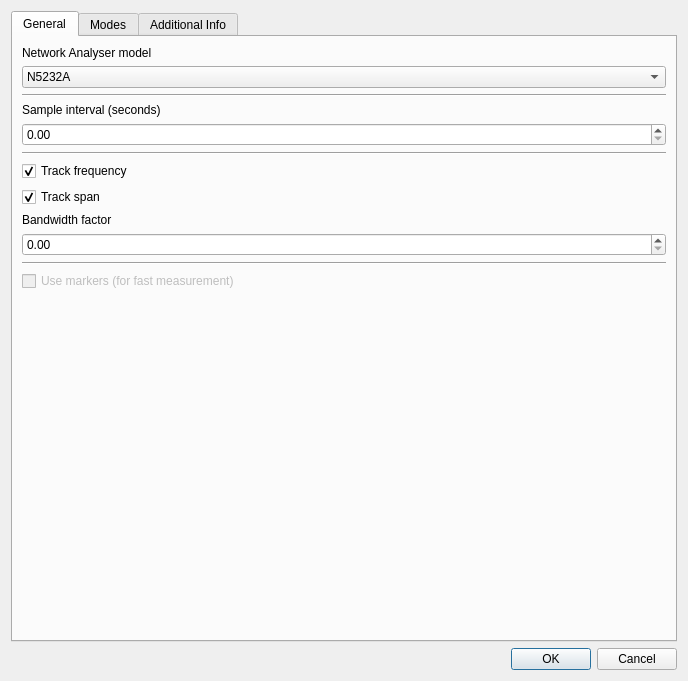
Cardiff-CHFE/InstrumentControl, file res/ui/vnaConfigWindow.ui: the form before one commit.
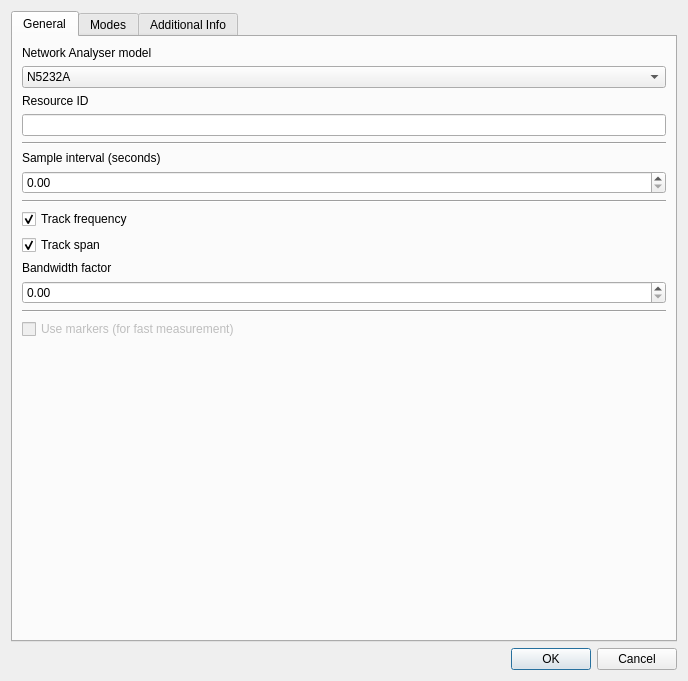
The form after the commit. Custom widgets are drawn as their Qt base class.

Commit message: Add missing resource ID text input

What changed in the file:
```diff
--- a/res/ui/vnaConfigWindow.ui
+++ b/res/ui/vnaConfigWindow.ui
@@ -58,6 +58,16 @@
          </item>
         </widget>
        </item>
+       <item>
+        <widget class="QLabel" name="label_9">
+         <property name="text">
+          <string>Resource ID</string>
+         </property>
+        </widget>
+       </item>
+       <item>
+        <widget class="QLineEdit" name="resourceId"/>
+       </item>
        <item>
         <widget class="Line" name="line_3">
          <property name="orientation">
```
